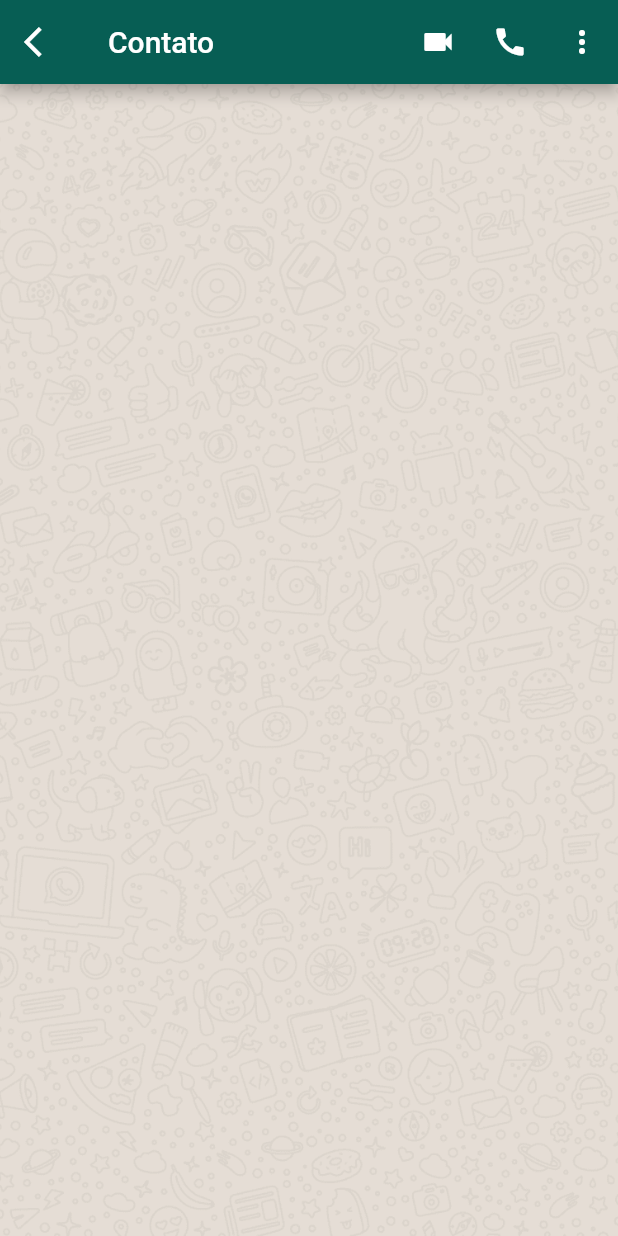
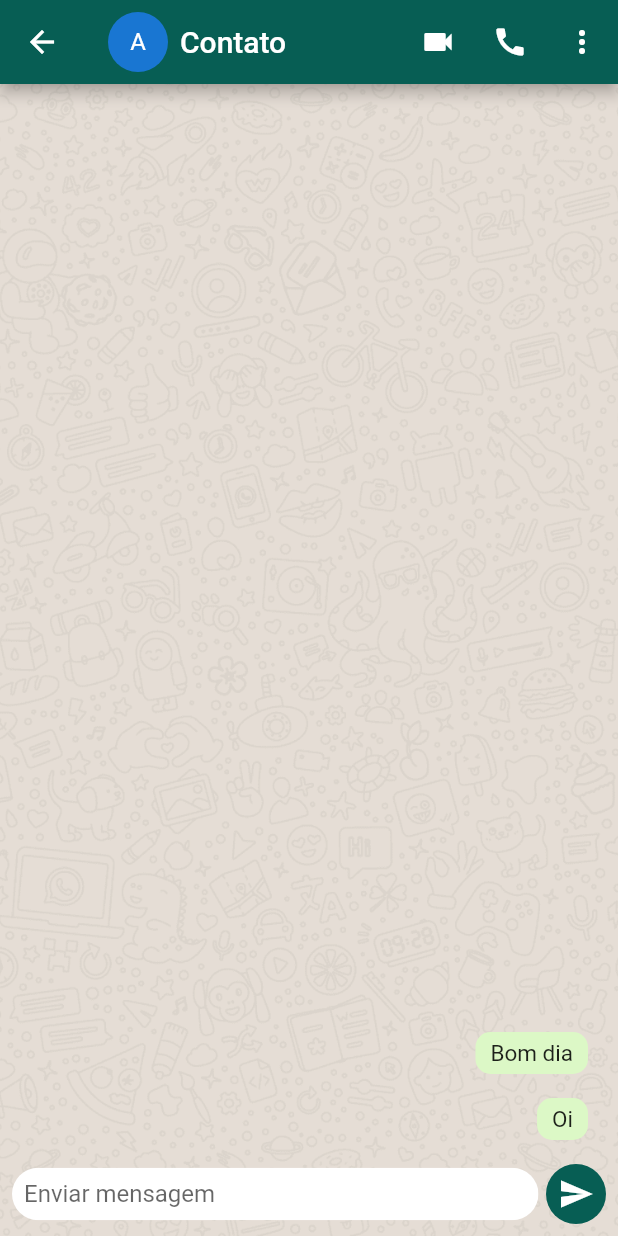
Before and after one commit to matheusvassoler/whatsapp_clone_flutter, a Flutter app: the ChatRoom screen opened directly, on a phone screen of 412 x 824 dp. Run offline on Flutter 3.47's test engine with Material 2 defaults, Android fonts, the phone set to English and light mode, and no system bars.

Commit message:
Implements chat message view

```diff
--- a/lib/screens/chat_room.dart
+++ b/lib/screens/chat_room.dart
@@ -1,15 +1,36 @@
 import 'package:flutter/material.dart';
 
-class ChatRoom extends StatelessWidget {
+class ChatRoom extends StatefulWidget {
+  @override
+  _ChatRoomState createState() => _ChatRoomState();
+}
+
+class _ChatRoomState extends State<ChatRoom> {
+  final List<ChatMessage> _messages = [
+    ChatMessage(Message("Oi", true)),
+    ChatMessage(Message("Bom dia", true))
+  ];
+  final TextEditingController _txtMessageController = TextEditingController();
+
   @override
   Widget build(BuildContext context) {
     return Scaffold(
       appBar: AppBar(
-        title: Text("Contato"),
-        leading: IconButton(
-          icon: Icon(Icons.arrow_back_ios),
-          onPressed: () {},
+        title: Row(
+          children: <Widget>[
+            CircleAvatar(           // <-- avatar here instead
+              child: Text("A"),
+            ),
+            SizedBox(
+              width: 8.0,
+            ),
+            Text("Contato")
+          ],
         ),
+//        leading: IconButton(
+//          icon: Icon(Icons.arrow_back_ios),
+//          onPressed: () {},
+//        ),
         actions: [
           IconButton(
             icon: Icon(Icons.videocam),
@@ -28,11 +49,106 @@ class ChatRoom extends StatelessWidget {
       body: Container(
         decoration: BoxDecoration(
           image: DecorationImage(
-            image: AssetImage('images/chat_room_background.png'),
-            fit: BoxFit.cover
+              image: AssetImage('images/chat_room_background.png'),
+              fit: BoxFit.cover),
+        ),
+        child: Column(
+          children: [
+            Expanded(
+                child: ListView.builder(
+                    itemBuilder: (context, index) {
+                      return _messages[index];
+                    },
+                  reverse: true,
+                  itemCount: _messages.length,
+                )
+            ),
+            _buildTextComposer(),
+          ],
+        ),
+      ),
+    );
+  }
+
+  Widget _buildTextComposer() {
+    return IconTheme(
+      data: IconThemeData(color: Theme.of(context).primaryColor),
+      child: Container(
+        margin: EdgeInsets.symmetric(horizontal: 8.0, vertical: 8.0 ),
+        child: Row(
+          children: [
+            Expanded(
+              child: ClipRRect(
+                borderRadius: BorderRadius.circular(20.0),
+                child: Container(
+                  decoration: BoxDecoration(color: Colors.white),
+                  child: Padding(
+                    padding: const EdgeInsets.all(8.0),
+                    child: TextField(
+                      controller: _txtMessageController,
+                      decoration:
+                          InputDecoration.collapsed(hintText: 'Enviar mensagem'),
+                    ),
+                  ),
+                ),
+              ),
+            ),
+            SizedBox(
+              width: 5.0,
+            ),
+            Container(
+              child: CircleAvatar(
+                child: IconButton(
+                  icon: Icon(Icons.send),
+                  color: Colors.white,
+                  onPressed: () => {_handleSendMessageButton(Message(_txtMessageController.text, false))},
+                ),
+                backgroundColor: Theme.of(context).primaryColor,
+              ),
+            )
+          ],
+        ),
+      ),
+    );
+  }
+
+  void _handleSendMessageButton(Message message) {
+    _txtMessageController.clear();
+    setState(() {
+      _messages.add(ChatMessage(message));
+    });
+  }
+}
+
+class ChatMessage extends StatelessWidget {
+  final Message message;
+
+  ChatMessage(this.message);
+
+  @override
+  Widget build(BuildContext context) {
+    return ClipRRect(
+      child: Align(
+        alignment: (!message.isRecipient ? Alignment.topLeft : Alignment.topRight),
+        child: Container(
+          margin: !message.isRecipient ? EdgeInsets.only(top: 8.0, bottom: 8.0, right: 80.0, left: 20.0) : EdgeInsets.only(top: 8.0, bottom: 8.0, left: 80.0, right: 20.0),
+          child: Container(
+            padding: EdgeInsets.symmetric(vertical: 5, horizontal: 10),
+              child: Text(message.text, style: TextStyle(fontSize: 15),),
+              decoration: BoxDecoration(
+                  borderRadius: BorderRadius.circular(10.0),
+                  color: (!message.isRecipient ? Colors.white : Color(0xFFDCF8C6))
+              ),
           ),
         ),
       ),
     );
   }
 }
+
+class Message {
+  final String text;
+  final bool isRecipient;
+
+  Message(this.text, this.isRecipient);
+}
```
Also changed, not shown: lib/screens/chat_room_by_google.dart (added, +136 -0 lines).
